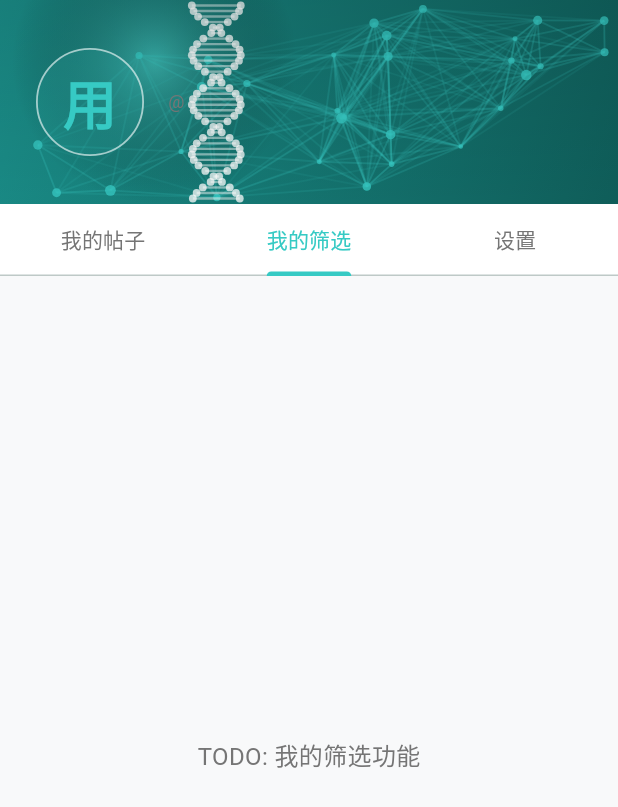
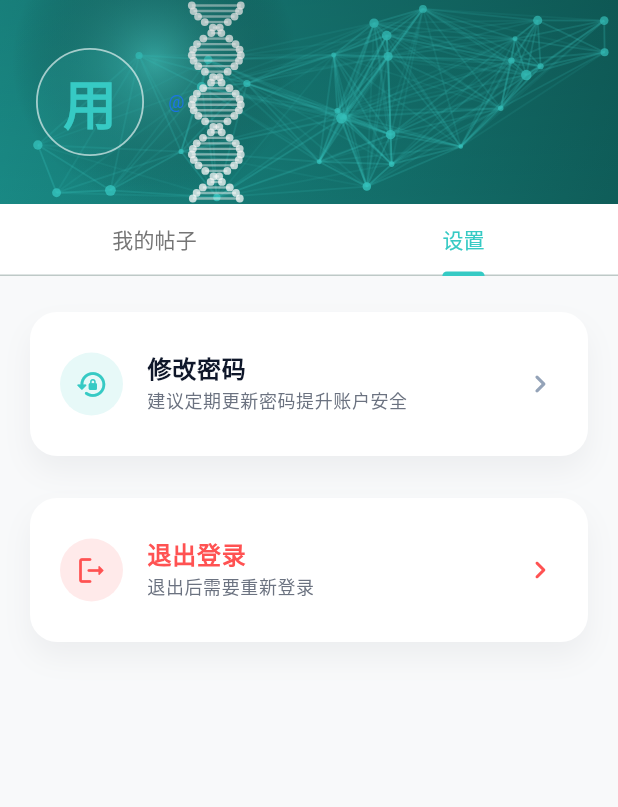
Before and after one commit to dovakinlink/yaby-Remade-flutter, a Flutter app: the ProfilePage screen opened by its route, tab 2 chosen, on a phone screen of 412 x 824 dp. Shown: the top 807 px of the screen. Run offline on Flutter 3.47's test engine with Material 3 defaults, Android fonts, the phone set to English and light mode, and no system bars; our stand-ins replace csslib, device_info_plus, dio, flutter_svg, flutter_widget_from_html, go_router and 1 more; accounts and stored records are empty; network calls fail; Roboto replaces fonts that are missing (SF Pro Display).

Commit message:
部署相关

```diff
--- a/lib/core/config/env_config.dart
+++ b/lib/core/config/env_config.dart
@@ -8,6 +8,18 @@ class EnvConfig {
 
   static final DeviceInfoPlugin _deviceInfo = DeviceInfoPlugin();
   static String? _cachedApiBaseUrl;
+
+  // 生产环境API地址（通过编译时参数传入）
+  static const String productionHost = String.fromEnvironment(
+    'API_PRODUCTION_HOST',
+    defaultValue: '', // 生产环境地址需要在编译时指定
+  );
+
+  // 编译模式标识
+  static const String buildMode = String.fromEnvironment(
+    'BUILD_MODE',
+    defaultValue: 'development',
+  );
 
   static const String simulatorHost = String.fromEnvironment(
     'API_IOS_SIMULATOR_HOST',
@@ -26,15 +38,27 @@ class EnvConfig {
     defaultValue: 'http://127.0.0.1:8090',
   );
 
+  /// 是否为生产环境
+  static bool get isProduction => buildMode == 'production';
+
   static String get initialBaseUrl => simulatorHost;
 
   static Future<String> resolveApiBaseUrl() async {
+    // 如果是生产环境且配置了生产地址，直接使用
+    if (isProduction && productionHost.isNotEmpty) {
+      _cachedApiBaseUrl = productionHost;
+      debugPrint('使用生产环境API: $productionHost');
+      return productionHost;
+    }
+
+    // 否则走原有的设备检测逻辑
     if (_cachedApiBaseUrl != null) {
       return _cachedApiBaseUrl!;
     }
 
     final baseUrl = await _computeBaseUrl().catchError((_) => lanHost);
     _cachedApiBaseUrl = baseUrl;
+    debugPrint('使用开发环境API: $baseUrl');
     return baseUrl;
   }
 
--- a/lib/core/theme/app_theme.dart
+++ b/lib/core/theme/app_theme.dart
@@ -4,6 +4,7 @@ class AppColors {
   // 品牌色（在浅色和深色主题中保持一致）
   static const brandGreen = Color(0xFF36CAC4);
   static const accentBlue = Color(0xFF36CAC4);
+  static const usernameBlue = Color(0xFF1A73E8);
 
   // 浅色主题颜色
   static const lightNeutralText = Color(0xFF0F172A);
--- a/lib/features/home/data/models/project_staff_model.dart
+++ b/lib/features/home/data/models/project_staff_model.dart
@@ -1,6 +1,8 @@
 class ProjectStaffModel {
   const ProjectStaffModel({
     required this.personId,
+    this.userId,
+    this.avatar,
     required this.personName,
     required this.roleName,
     required this.isPrimary,
@@ -8,6 +10,8 @@ class ProjectStaffModel {
   });
 
   final String personId;
+  final int? userId; // 用户ID，用于跳转到用户详情页
+  final String? avatar; // 头像URL，用于显示用户头像
   final String personName;
   final String roleName; // CRC, PI, CRA等
   final bool isPrimary;
@@ -16,6 +20,8 @@ class ProjectStaffModel {
   factory ProjectStaffModel.fromJson(Map<String, dynamic> json) {
     return ProjectStaffModel(
       personId: json['personId'] as String,
+      userId: json['userId'] as int?,
+      avatar: json['avatar'] as String?,
       personName: json['personName'] as String,
       roleName: json['roleName'] as String,
       isPrimary: json['isPrimary'] as bool,
@@ -31,4 +37,10 @@ class ProjectStaffModel {
 
   /// 是否有备注
   bool get hasNote => note != null && note!.isNotEmpty;
+
+  /// 是否有头像
+  bool get hasAvatar => avatar != null && avatar!.isNotEmpty;
+
+  /// 是否有用户ID（可点击跳转）
+  bool get hasUserId => userId != null;
 }
--- a/lib/features/learning/providers/learning_resource_list_provider.dart
+++ b/lib/features/learning/providers/learning_resource_list_provider.dart
@@ -1,4 +1,5 @@
 import 'package:flutter/material.dart';
+import 'package:yabai_app/core/network/api_exception.dart';
 import 'package:yabai_app/features/learning/data/models/learning_resource_model.dart';
 import 'package:yabai_app/features/learning/data/repositories/learning_resource_repository.dart';
 
@@ -41,10 +42,14 @@ class LearningResourceListProvider extends ChangeNotifier {
       _hasNext = response.hasNext;
       _errorMessage = null;
       _hasLoadedInitial = true;
-    } catch (e) {
-      _errorMessage = e.toString();
+    } on ApiException catch (error) {
+      _errorMessage = _mapErrorMessage(error);
       _hasLoadedInitial = false;
-      debugPrint('加载学习资源失败: $e');
+      debugPrint('加载学习资源失败: $error');
+    } catch (error) {
+      _errorMessage = '加载失败，请稍后重试';
+      _hasLoadedInitial = false;
+      debugPrint('加载学习资源失败: $error');
     } finally {
       _isInitialLoading = false;
       notifyListeners();
@@ -66,9 +71,12 @@ class LearningResourceListProvider extends ChangeNotifier {
       _currentPage = response.page;
       _hasNext = response.hasNext;
       _loadMoreError = null;
-    } catch (e) {
-      _loadMoreError = e.toString();
-      debugPrint('加载更多学习资源失败: $e');
+    } on ApiException catch (error) {
+      _loadMoreError = _mapErrorMessage(error);
+      debugPrint('加载更多学习资源失败: $error');
+    } catch (error) {
+      _loadMoreError = '加载更多失败，请稍后重试';
+      debugPrint('加载更多学习资源失败: $error');
     } finally {
       _isLoadingMore = false;
       notifyListeners();
@@ -92,4 +100,13 @@ class LearningResourceListProvider extends ChangeNotifier {
       return null;
     }
   }
+
+  String _mapErrorMessage(ApiException exception) {
+    if (exception.code == 'HOSPITAL_NOT_FOUND') {
+      return '您未关联任何医院。';
+    }
+    return exception.message.isNotEmpty
+        ? exception.message
+        : '加载失败，请稍后重试';
+  }
 }
--- a/lib/features/profile/presentation/pages/profile_page.dart
+++ b/lib/features/profile/presentation/pages/profile_page.dart
@@ -33,7 +33,7 @@ class _ProfilePageState extends State<ProfilePage>
   @override
   void initState() {
     super.initState();
-    _tabController = TabController(length: 3, vsync: this);
+    _tabController = TabController(length: 2, vsync: this);
     _scrollController = ScrollController()..addListener(_handleScroll);
 
     // 刷新用户信息
@@ -90,7 +90,6 @@ class _ProfilePageState extends State<ProfilePage>
                 indicatorColor: AppColors.brandGreen,
                 tabs: const [
                   Tab(text: '我的帖子'),
-                  Tab(text: '我的筛选'),
                   Tab(text: '设置'),
                 ],
               ),
@@ -101,7 +100,6 @@ class _ProfilePageState extends State<ProfilePage>
                 controller: _tabController,
                 children: [
                   _buildMyPostsTab(),
-                  _buildPlaceholderTab('TODO: 我的筛选功能'),
                   _buildSettingsTab(isDark),
                 ],
               ),
@@ -200,9 +198,7 @@ class _ProfilePageState extends State<ProfilePage>
                       Text(
                         '@${profile.username}',
                         style: Theme.of(context).textTheme.bodySmall?.copyWith(
-                              color: isDark
-                                  ? AppColors.darkSecondaryText
-                                  : Colors.grey[600],
+                              color: AppColors.usernameBlue,
                             ),
                       ),
                     ],
@@ -673,15 +669,4 @@ class _ProfilePageState extends State<ProfilePage>
     );
   }
 
-  Widget _buildPlaceholderTab(String message) {
-    return Center(
-      child: Text(
-        message,
-        style: TextStyle(
-          fontSize: 16,
-          color: Colors.grey[600],
-        ),
-      ),
-    );
-  }
 }
```
Also changed, not shown: lib/features/home/presentation/pages/announcement_detail_page.dart (+24 -97 lines), lib/features/home/presentation/widgets/project_detail/project_staff_section.dart (+64 -34 lines), 14 other files.
